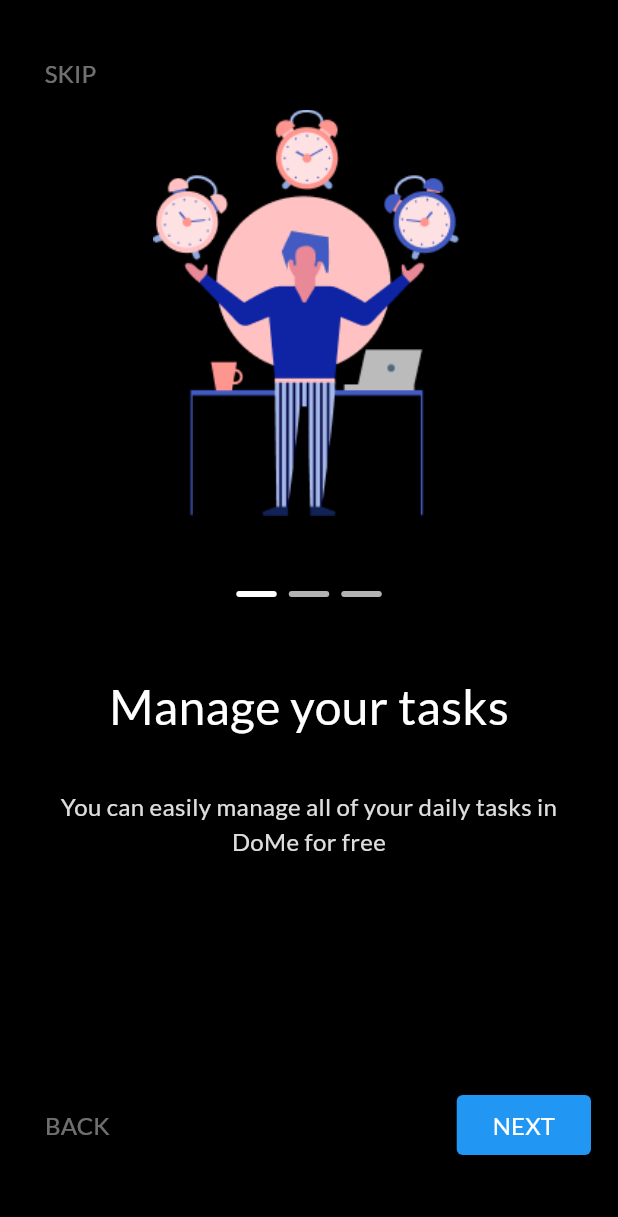
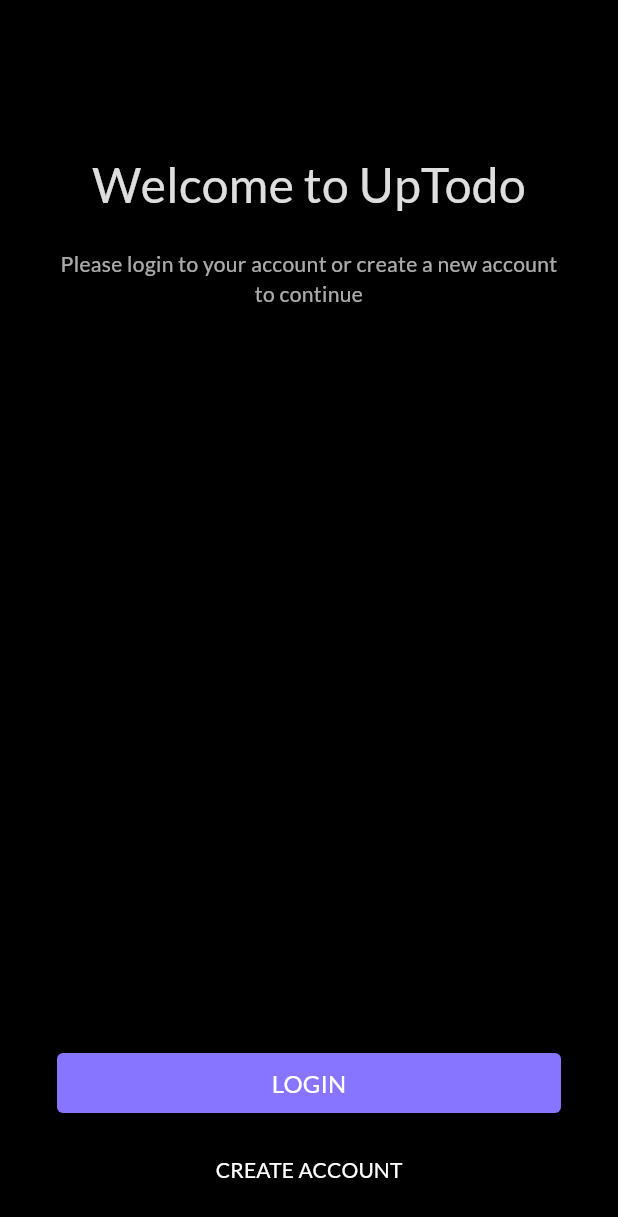
Before and after one commit to binhmobilecse/ToDoApp, a Flutter app: the screen it shows after launch, on a phone screen of 412 x 824 dp. Shown: the top 1217 px of the screen. Run offline on Flutter 3.47's test engine with Material 3 defaults, Android fonts, the phone set to English and light mode, and no system bars; our stand-ins replace google_fonts.

Commit message:
LoginPage - UI

```diff
--- a/lib/main.dart
+++ b/lib/main.dart
@@ -1,6 +1,6 @@
 import 'package:flutter/material.dart';
-import 'package:fluttertodoapp/ui/onboarding/onboarding_screen.dart';
 import 'package:google_fonts/google_fonts.dart';
+import 'package:fluttertodoapp/ui/startscreen//startscreen.dart';
 
 void main() {
   runApp(const MyApp());
@@ -16,11 +16,13 @@ class MyApp extends StatelessWidget {
       debugShowCheckedModeBanner: false,
       title: 'Flutter Demo',
       theme: ThemeData(
-        colorScheme: ColorScheme.fromSeed(seedColor: Colors.deepPurple),
-        useMaterial3: true,
-        fontFamily: GoogleFonts.lato().fontFamily
+          colorScheme: ColorScheme.fromSeed(seedColor: Colors.deepPurple),
+          useMaterial3: true,
+          fontFamily: GoogleFonts.lato().fontFamily),
+      home: StartScreen(
+        onLoginPress: () {},
+        onRegisterPress: () {},
       ),
-      home: const OnboardingScreen(),
     );
   }
 }
--- a/lib/ui/onboarding/onboarding_child_view.dart
+++ b/lib/ui/onboarding/onboarding_child_view.dart
@@ -25,7 +25,7 @@ class OnboardingChildView extends StatelessWidget {
               _buildImages(),
               _buildIndicators(),
               _buildContent(),
-              Spacer(), // Sử dụng Spacer để đẩy nút xuống dưới cùng
+              const Spacer(), // Sử dụng Spacer để đẩy nút xuống dưới cùng
               _buildNextPrevButton(),
             ],
           ),
@@ -58,7 +58,7 @@ class OnboardingChildView extends StatelessWidget {
 
   Widget _buildIndicators() {
     return Container(
-      margin: EdgeInsets.symmetric(vertical: 50),
+      margin: const EdgeInsets.symmetric(vertical: 50),
       child: Row(
         mainAxisAlignment: MainAxisAlignment.center,
         children: [
@@ -69,7 +69,7 @@ class OnboardingChildView extends StatelessWidget {
                 color: pagePosition.getIndicator() == 0
                     ? Colors.white
                     : Colors.white.withOpacity(0.7),
-                borderRadius: BorderRadius.all(Radius.circular(56))),
+                borderRadius: const BorderRadius.all(Radius.circular(56))),
           ),
           Container(
             margin: const EdgeInsets.symmetric(horizontal: 8),
@@ -102,18 +102,16 @@ class OnboardingChildView extends StatelessWidget {
         children: [
           Text(
             pagePosition.getTitle(),
-            style: TextStyle(color: Colors.white, fontSize: 32),
+            style: const TextStyle(color: Colors.white, fontSize: 32),
           ),
           const SizedBox(
             height: 32,
           ),
-          Container(
-            child: Text(
-              pagePosition.getContent(),
-              style: TextStyle(
-                  color: Colors.white.withOpacity(0.87), fontSize: 16),
-              textAlign: TextAlign.center,
-            ),
+          Text(
+            pagePosition.getContent(),
+            style: TextStyle(
+                color: Colors.white.withOpacity(0.87), fontSize: 16),
+            textAlign: TextAlign.center,
           ),
         ],
       ),
@@ -150,7 +148,7 @@ class OnboardingChildView extends StatelessWidget {
             ),
             child: Text(
               pagePosition.getIndicator() == 2 ? "GET STARTED" : "NEXT",
-              style: TextStyle(fontSize: 16, color: Colors.white),
+              style: const TextStyle(fontSize: 16, color: Colors.white),
             ),
           ),
         ],
--- /dev/null
+++ b/lib/ui/startscreen/startscreen.dart
@@ -0,0 +1,83 @@
+import 'package:flutter/material.dart';
+
+class StartScreen extends StatelessWidget {
+  final VoidCallback onLoginPress;
+  final VoidCallback onRegisterPress;
+
+  const StartScreen(
+      {super.key, required this.onLoginPress, required this.onRegisterPress});
+
+  @override
+  Widget build(BuildContext context) {
+    return Scaffold(
+      backgroundColor: Colors.black,
+      body: SafeArea(
+        child: Container(
+          margin: const EdgeInsets.only(top: 100, left: 38, right: 38),
+          child: Column(
+            children: [
+              Text(
+                "Welcome to UpTodo",
+                style: TextStyle(
+                  color: Colors.white.withOpacity(0.87),
+                  fontSize: 32,
+                ),
+              ),
+              const SizedBox(height: 20),
+              Text(
+                "Please login to your account or create a new account to continue",
+                textAlign: TextAlign.center,
+                style: TextStyle(color: Colors.white.withOpacity(0.67)),
+              ),
+              const Spacer(),
+              _buildControl(),
+            ],
+          ),
+        ),
+      ),
+    );
+  }
+
+  Widget _buildControl() {
+    return Column(
+      children: [
+        SizedBox(
+          width: double.infinity,
+          child: ElevatedButton(
+            onPressed: () {
+              onLoginPress();
+            },
+            style: ElevatedButton.styleFrom(
+              backgroundColor: const Color(0xff8875FF),
+              shape: RoundedRectangleBorder(
+                borderRadius: BorderRadius.circular(4),
+              ),
+            ),
+            child: const Text(
+              "LOGIN",
+              style: TextStyle(
+                color: Colors.white,
+                fontSize: 16,
+              ),
+            ),
+          ),
+        ),
+        Container(
+          margin: const EdgeInsets.only(top: 10, bottom: 20),
+          width: double.infinity,
+          child: TextButton(
+            onPressed: () {
+              onRegisterPress();
+            },
+            child: const Text(
+              "CREATE ACCOUNT",
+              style: TextStyle(
+                color: Colors.white,
+              ),
+            ),
+          ),
+        ),
+      ],
+    );
+  }
+}
```
